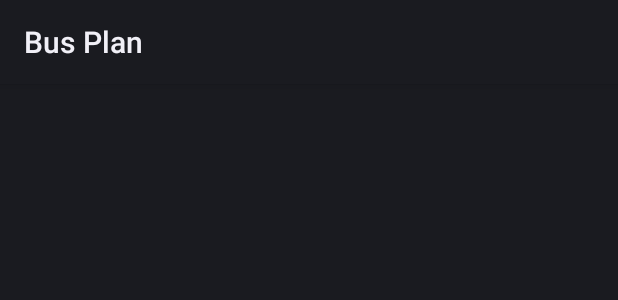
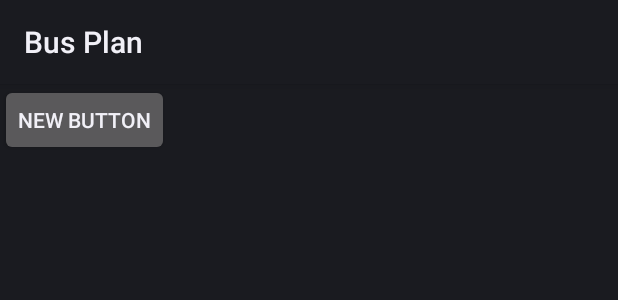
Before and after one commit to manansaraf/bus_plan, an Android app: the layout shortcut_widget.xml on its own in the app's theme, with its tools: preview values and no code run, on a phone screen of 412 x 824 dp. Shown: the top 300 px of the screen. Run offline under Robolectric (Android 15) with nearby library versions, the phone set to English and light mode, and no system bars; network calls fail.

Commit message:
commit for widgets

```diff
--- a/BusPathPrototype/app/src/main/java/com/davidtoh/helloworld/widgets/BusStopWidgetProvider.java
+++ b/BusPathPrototype/app/src/main/java/com/davidtoh/helloworld/widgets/BusStopWidgetProvider.java
@@ -28,8 +28,8 @@ public class BusStopWidgetProvider extends AppWidgetProvider {
 
                 // Get the layout for the App Widget and attach an on-click listener
                 // to the button
-                RemoteViews views = new RemoteViews(context.getPackageName(), R.layout.shortcut_widget);
-                views.setOnClickPendingIntent(R.id.button, pendingIntent);
+                RemoteViews views = new RemoteViews(context.getPackageName(), R.layout.shortcut_provider);
+                views.setOnClickPendingIntent(R.id.button5, pendingIntent);
 
                 // Tell the AppWidgetManager to perform an update on the current app widget
                 appWidgetManager.updateAppWidget(appWidgetId, views);
--- a/BusPathPrototype/app/src/main/res/layout/shortcut_widget.xml
+++ b/BusPathPrototype/app/src/main/res/layout/shortcut_widget.xml
@@ -1,6 +1,12 @@
 <?xml version="1.0" encoding="utf-8"?>
 <LinearLayout xmlns:android="http://schemas.android.com/apk/res/android"
-    android:orientation="vertical" android:layout_width="match_parent"
-    android:layout_height="match_parent">
+    android:orientation="vertical"
+    android:layout_width="fill_parent"
+    android:layout_height="wrap_content" >
 
+    <Button
+        android:layout_width="wrap_content"
+        android:layout_height="wrap_content"
+        android:text="New Button"
+        android:id="@+id/button5" />
 </LinearLayout>
```
Also changed, not shown: BusPathPrototype/app/src/main/AndroidManifest.xml (+7 -0 lines), BusPathPrototype/app/src/main/res/layout/shortcut_provider.xml (added, +12 -0 lines).
